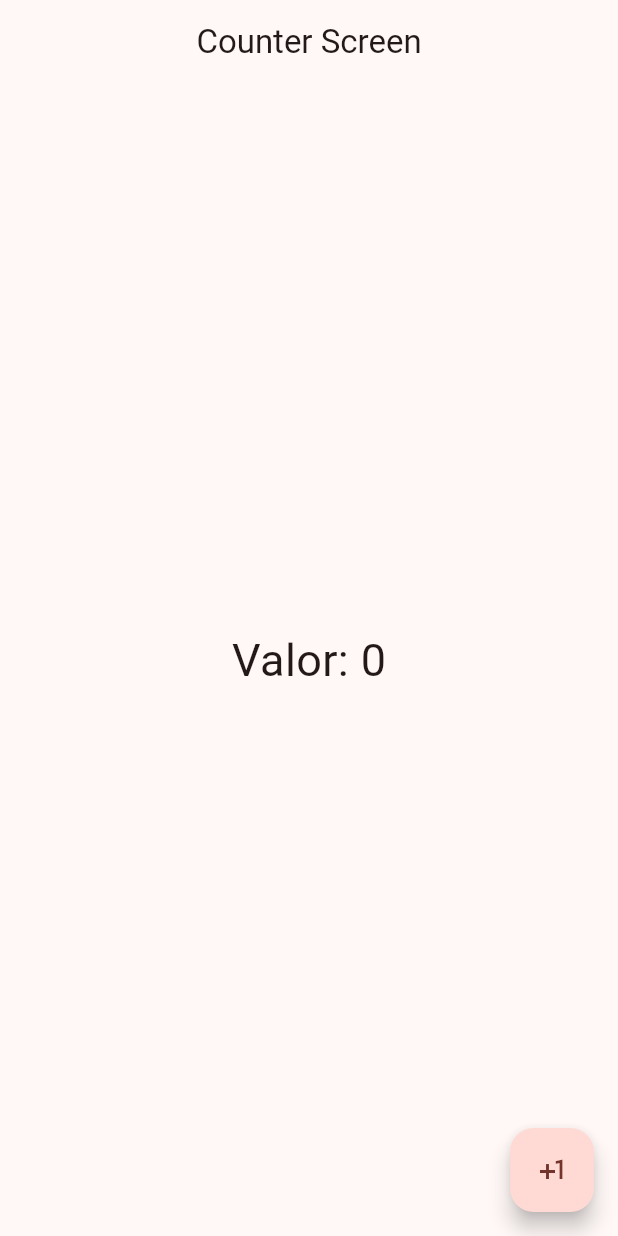
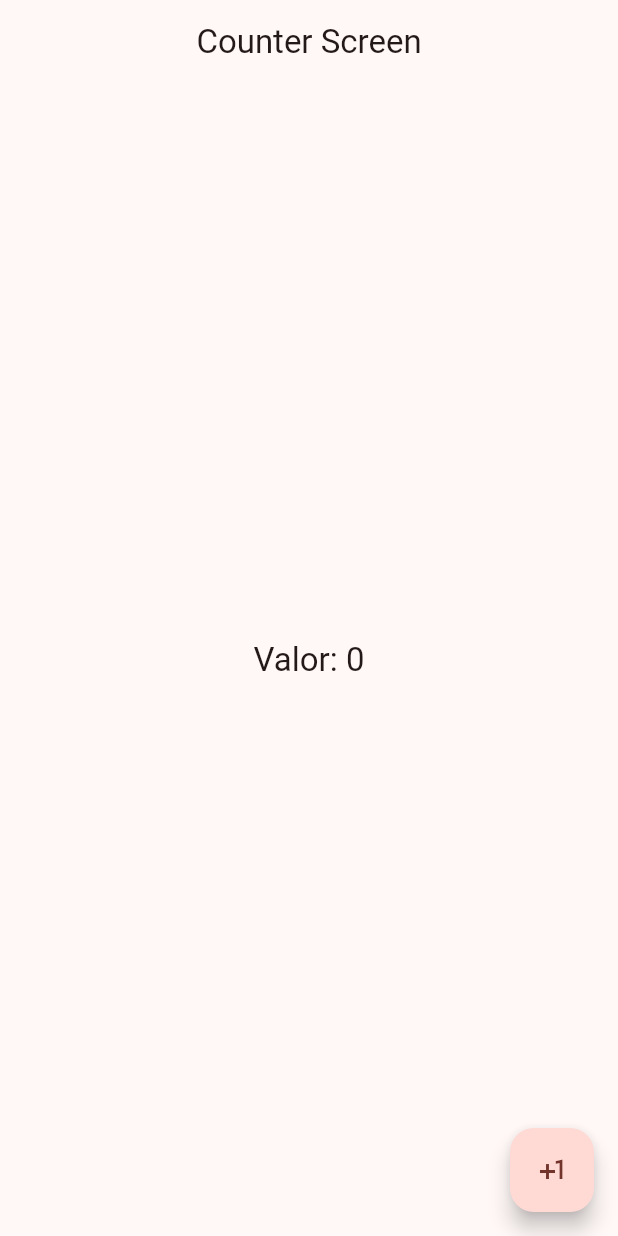
Before and after one commit to JulioFerreyra/widget_app, a Flutter app: the CounterScreen screen opened by its route, on a phone screen of 412 x 824 dp. Run offline on Flutter 3.47's test engine with Material 2 defaults, Android fonts, the phone set to English and light mode, and no system bars; our stand-ins replace animate_do, go_router.

Commit message:
coreccion final para riverpod

```diff
--- a/lib/config/router/app_router.dart
+++ b/lib/config/router/app_router.dart
@@ -5,7 +5,7 @@ import '../../presentation/screens/screens.dart';
 final appRouter = GoRouter(initialLocation: "/", routes: [
   GoRoute(
       name: CounterScreen.name,
-      path: "/",
+      path: "/counter",
       builder: (context, state) => const CounterScreen()),
   GoRoute(
       name: HomeScren.name,
--- a/lib/presentation/screens/counter/counter_screen.dart
+++ b/lib/presentation/screens/counter/counter_screen.dart
@@ -17,10 +17,8 @@ class CounterScreen extends StatelessWidget {
         child: const Icon(Icons.plus_one),
       ),
       body: Center(
-        child: Text(
-          "Valor: $counter",
-          style: const TextStyle(fontSize: 30),
-        ),
+        child: Text("Valor: $counter",
+            style: Theme.of(context).textTheme.titleLarge),
       ),
     );
   }
```
